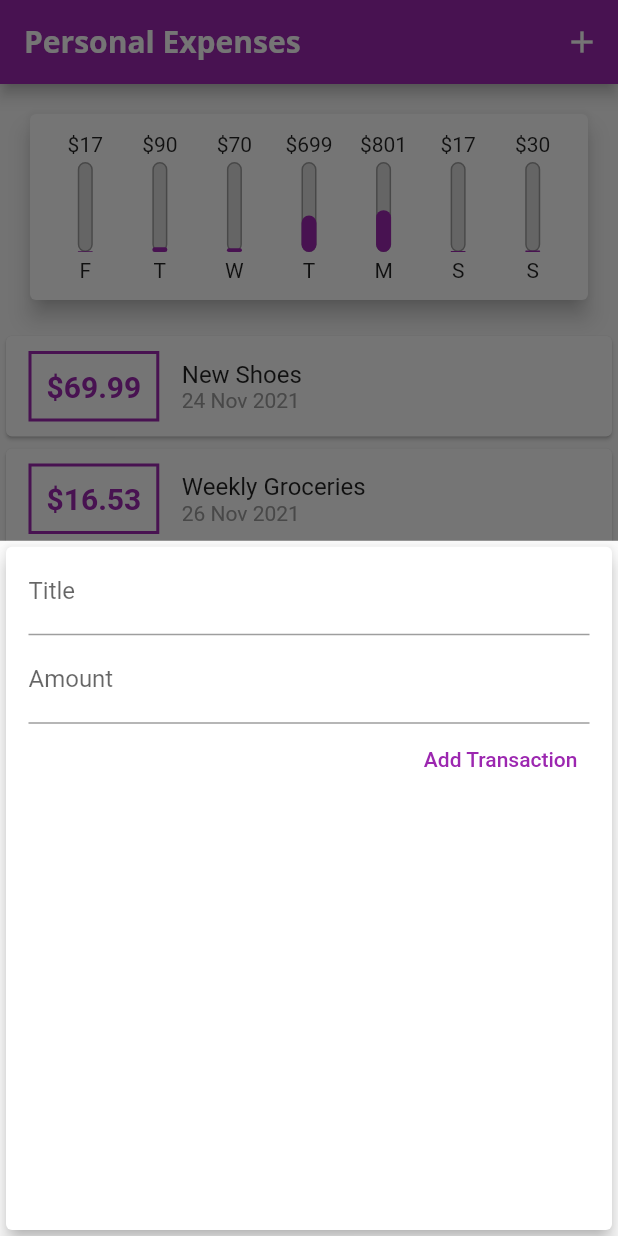
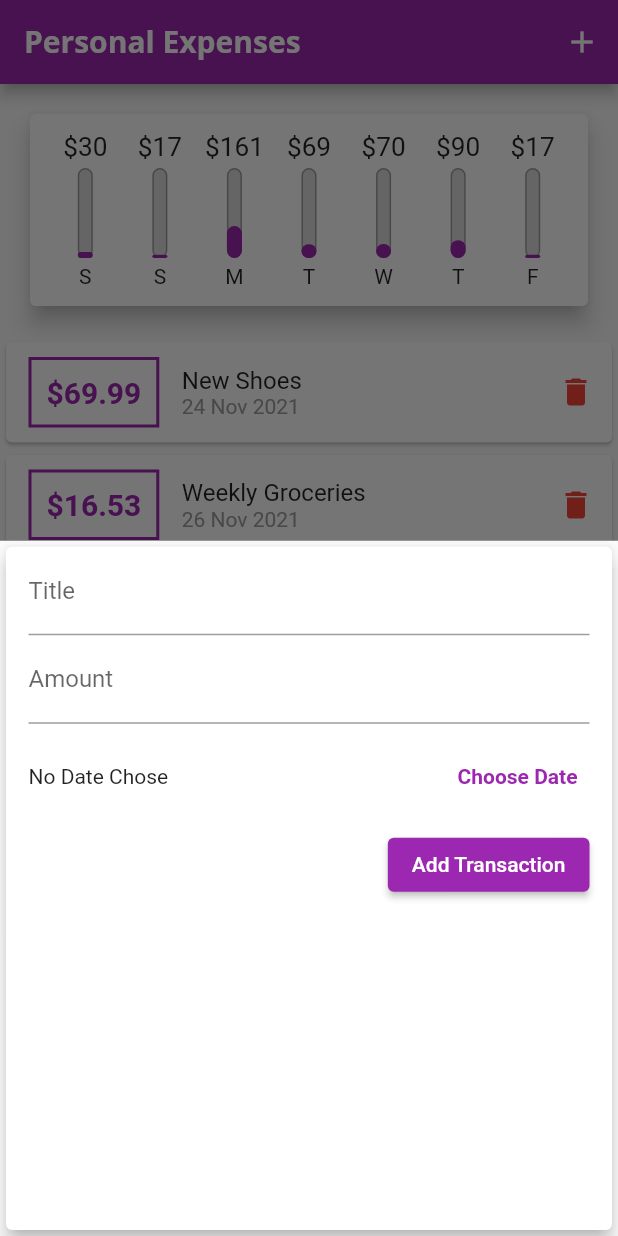
Before and after one commit to LodewykRoux/personal_Expenses, a Flutter app: the screen it shows after launch, after a tap on the "add" icon, on a phone screen of 412 x 824 dp. Run offline on Flutter 3.47's test engine with Material 2 defaults, Android fonts, the phone set to English and light mode, and no system bars.

Commit message:
added datepicker and delete button

```diff
--- a/lib/main.dart
+++ b/lib/main.dart
@@ -65,13 +65,13 @@ class _MyHomePageState extends State<MyHomePage> {
     Transaction(
       id: 't4',
       title: 'New Shoes',
-      amount: 698.99,
+      amount: 68.99,
       date: DateTime.now().subtract(const Duration(days: 3)),
     ),
     Transaction(
       id: 't5',
       title: 'New Shoes',
-      amount: 800.99,
+      amount: 160.99,
       date: DateTime.now().subtract(const Duration(days: 4)),
     ),
     Transaction(
@@ -95,12 +95,13 @@ class _MyHomePageState extends State<MyHomePage> {
     }).toList();
   }
 
-  void _addNewTransaction(String title, double amount) {
+  void _addNewTransaction(String title, double amount, DateTime chosenDate) {
     final newTrans = Transaction(
-        id: DateTime.now().toString(),
-        title: title,
-        amount: amount,
-        date: DateTime.now());
+      id: DateTime.now().toString(),
+      title: title,
+      amount: amount,
+      date: chosenDate,
+    );
     setState(() {
       _userTransactions.add(newTrans);
     });
--- a/lib/widgets/chart.dart
+++ b/lib/widgets/chart.dart
@@ -22,7 +22,7 @@ class Chart extends StatelessWidget {
         'day': DateFormat.E().format(weekDay).substring(0, 1),
         'amount': totalSum,
       };
-    });
+    }).reversed.toList();
   }
 
   double get totalSpending {
--- a/lib/widgets/chart_bar.dart
+++ b/lib/widgets/chart_bar.dart
@@ -15,7 +15,10 @@ class ChartBar extends StatelessWidget {
   Widget build(BuildContext context) {
     return Column(
       children: [
-        FittedBox(child: Text('\$${spendingAmount.toStringAsFixed(0)}')),
+        SizedBox(
+            height: 20,
+            child: FittedBox(
+                child: Text('\$${spendingAmount.toStringAsFixed(0)}'))),
         const SizedBox(
           height: 4,
         ),
--- a/lib/widgets/new_transaction.dart
+++ b/lib/widgets/new_transaction.dart
@@ -1,4 +1,5 @@
 import 'package:flutter/material.dart';
+import 'package:intl/intl.dart';
 
 class NewTransaction extends StatefulWidget {
   final Function addTx;
@@ -9,18 +10,36 @@ class NewTransaction extends StatefulWidget {
 }
 
 class _NewTransactionState extends State<NewTransaction> {
-  final titleController = TextEditingController();
-
-  final amountController = TextEditingController();
+  final _titleController = TextEditingController();
+  final _amountController = TextEditingController();
+  DateTime? _selectedDate;
 
   void _submitdata() {
-    final enteredTitle = titleController.text;
-    final enteredAmount = double.parse(amountController.text);
+    if (_amountController.text.isEmpty) return;
+    if (_titleController.text.isEmpty) return;
+    if (_selectedDate == null) return;
+
+    final enteredTitle = _titleController.text;
+    final enteredAmount = double.parse(_amountController.text);
 
     if (enteredTitle.isEmpty || enteredAmount <= 0) return;
 
-    widget.addTx(enteredTitle, enteredAmount);
+    widget.addTx(enteredTitle, enteredAmount, _selectedDate);
     Navigator.of(context).pop();
+  }
+
+  void _presentDatePicker() {
+    showDatePicker(
+            context: context,
+            initialDate: DateTime.now(),
+            firstDate: DateTime(2019),
+            lastDate: DateTime(2025))
+        .then((value) {
+      if (value == null) return;
+      setState(() {
+        _selectedDate = value;
+      });
+    });
   }
 
   @override
@@ -34,20 +53,38 @@ class _NewTransactionState extends State<NewTransaction> {
           children: [
             TextField(
               decoration: const InputDecoration(labelText: 'Title'),
-              controller: titleController,
+              controller: _titleController,
               onSubmitted: (_) => _submitdata(),
             ),
             TextField(
               decoration: const InputDecoration(labelText: 'Amount'),
-              controller: amountController,
+              controller: _amountController,
               keyboardType: TextInputType.number,
               onSubmitted: (_) => _submitdata(),
             ),
-            TextButton(
+            Container(
+              height: 70,
+              child: Row(
+                mainAxisAlignment: MainAxisAlignment.spaceBetween,
+                children: [
+                  Text(_selectedDate == null
+                      ? 'No Date Chose'
+                      : DateFormat.yMd().format(_selectedDate!)),
+                  TextButton(
+                    onPressed: _presentDatePicker,
+                    child: const Text(
+                      'Choose Date',
+                      style: TextStyle(fontWeight: FontWeight.bold),
+                    ),
+                  ),
+                ],
+              ),
+            ),
+            ElevatedButton(
               child: const Text(
                 'Add Transaction',
                 style: TextStyle(
-                  color: Colors.purple,
+                  color: Colors.white,
                 ),
               ),
               onPressed: _submitdata,
--- a/lib/widgets/transaction_list.dart
+++ b/lib/widgets/transaction_list.dart
@@ -63,6 +63,17 @@ class TransactionList extends StatelessWidget {
                             ),
                           ),
                         ],
+                      ),
+                      Expanded(
+                        child: Align(
+                          alignment: Alignment.centerRight,
+                          child: IconButton(
+                              onPressed: () {},
+                              icon: Icon(
+                                Icons.delete,
+                                color: Colors.red,
+                              )),
+                        ),
                       )
                     ],
                   ),
```
